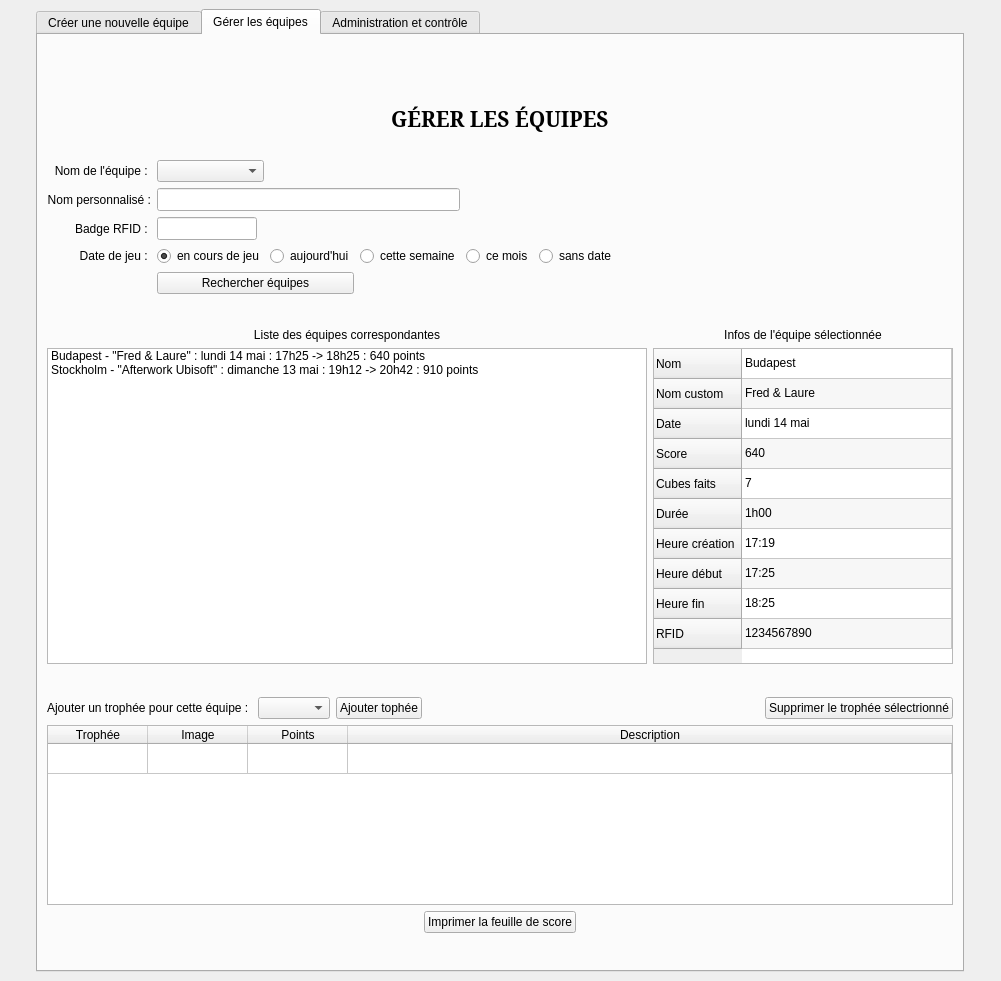
This is thecubeivazio/cubegui/cubegui.ui in jwav/thecube-ivazio as Qt 5 draws it before an edit. The edited form follows.
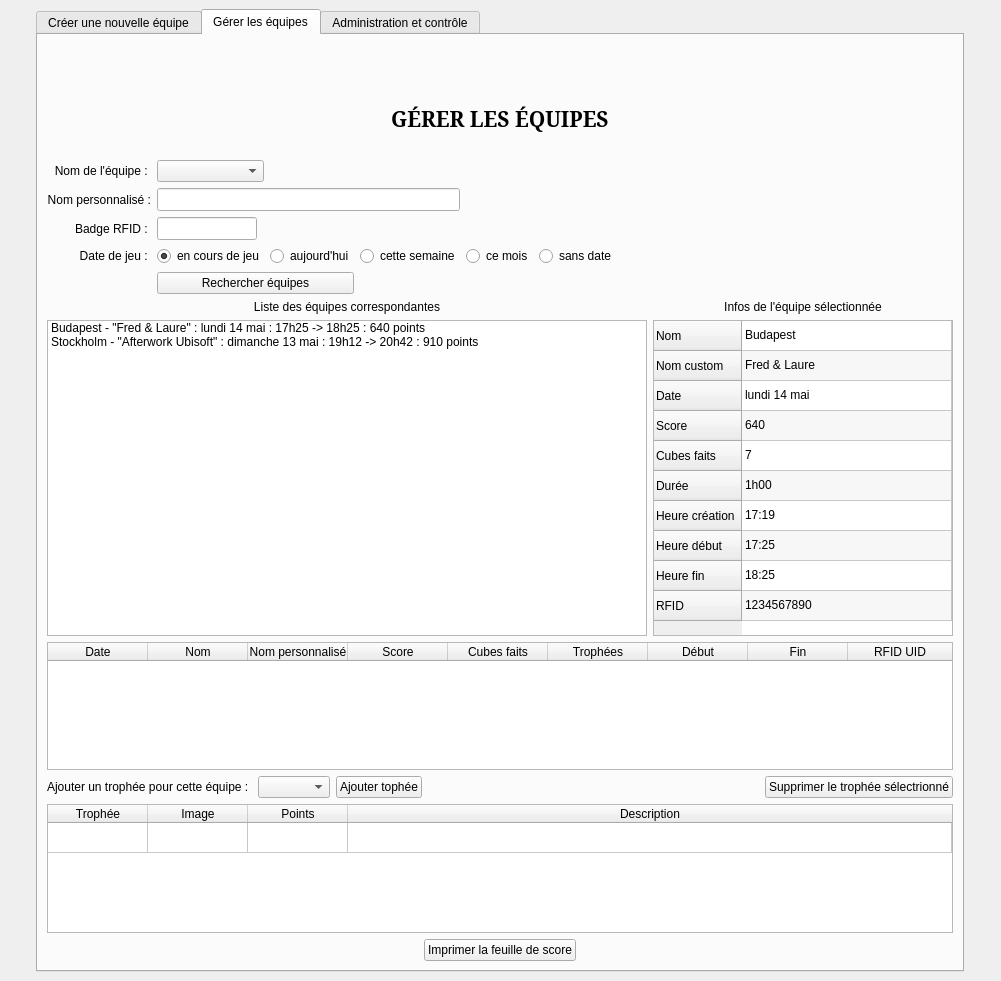
This is the edited form. Icons and pictures are not drawn.

Commit message: implemented a table widget for teams info display instead of the "list + table" system

```diff
--- a/thecubeivazio/cubegui/cubegui.ui
+++ b/thecubeivazio/cubegui/cubegui.ui
@@ -901,6 +901,61 @@
             </item>
            </widget>
           </item>
+          <item row="2" column="0" colspan="2">
+           <widget class="QTableWidget" name="tableTeamsResults">
+            <attribute name="horizontalHeaderStretchLastSection">
+             <bool>true</bool>
+            </attribute>
+            <attribute name="verticalHeaderVisible">
+             <bool>false</bool>
+            </attribute>
+            <column>
+             <property name="text">
+              <string>Date</string>
+             </property>
+            </column>
+            <column>
+             <property name="text">
+              <string>Nom</string>
+             </property>
+            </column>
+            <column>
+             <property name="text">
+              <string>Nom personnalisé</string>
+             </property>
+            </column>
+            <column>
+             <property name="text">
+              <string>Score</string>
+             </property>
+            </column>
+            <column>
+             <property name="text">
+              <string>Cubes faits</string>
+             </property>
+            </column>
+            <column>
+             <property name="text">
+              <string>Trophées</string>
+             </property>
+            </column>
+            <column>
+             <property name="text">
+              <string>Début</string>
+             </property>
+            </column>
+            <column>
+             <property name="text">
+              <string>Fin</string>
+             </property>
+            </column>
+            <column>
+             <property name="text">
+              <string>RFID UID</string>
+             </property>
+            </column>
+           </widget>
+          </item>
          </layout>
         </item>
         <item>
```
The commit also changes 2 other files.
